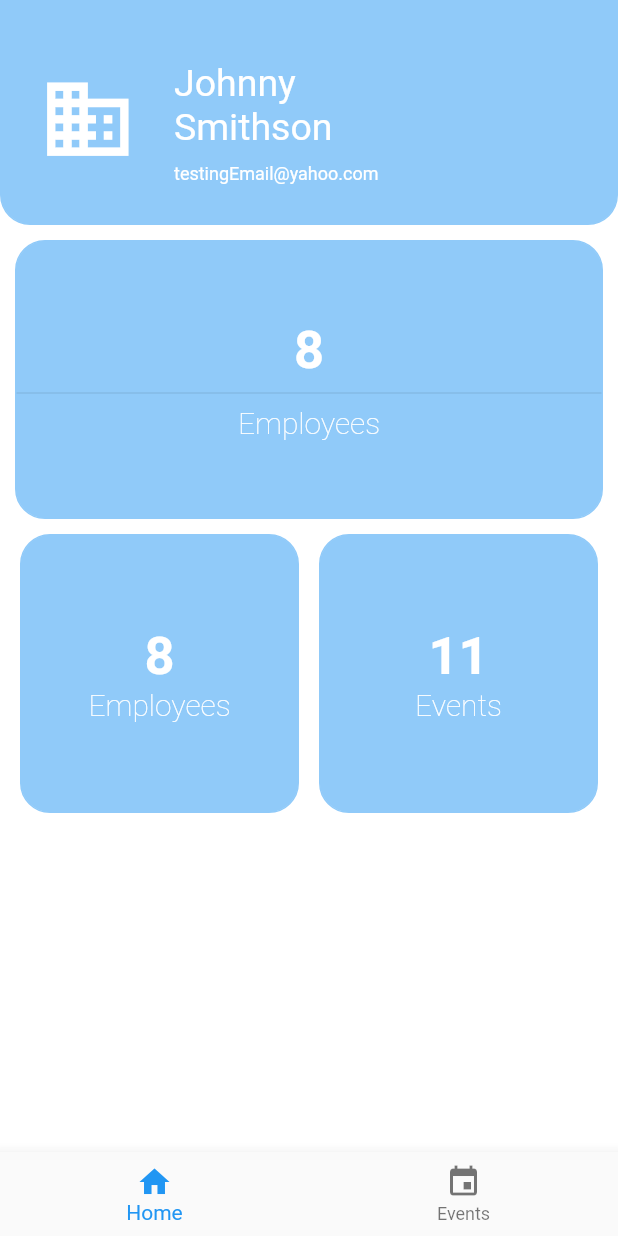
After one commit to Renzzo98/SOSSI-Mobile-App, a Flutter app: the OrgHomeScreen screen opened by its route, on a phone screen of 412 x 824 dp. The commit adds this screen. Run offline on Flutter 3.47's test engine with Material 2 defaults, Android fonts, the phone set to English and light mode, and no system bars; our stand-ins replace flutter_login, font_awesome_flutter.

Commit message:
added the basic workflow for org

```diff
--- a/lib/main.dart
+++ b/lib/main.dart
@@ -6,6 +6,8 @@ import 'package:sossi_app/screens/loginOrganizerScreen.dart';
 import 'package:sossi_app/screens/loginScreen.dart';
 import 'package:sossi_app/screens/oldLoginScreen.dart';
 import 'package:sossi_app/screens/registerationScreen.dart';
+
+import 'screens/orgHomeScreen.dart';
 
 void main() {
   runApp(const MyApp());
@@ -29,6 +31,7 @@ class MyApp extends StatelessWidget {
             '/events': (context) => const RegistrationScreen(),
             '/eventDetails': (context) => const RegistrationScreen(),
             '/main': (context) => const HomeScreen(),
+            '/orgMain': (context) => const OrgHomeScreen(),
             '/createEvent': (context) => const RegistrationScreen(),
             '/editEvent': (context) => const RegistrationScreen(),
             '/loginOrganizer': (context) => const LoginOrganizerScreen(),
--- a/lib/screens/loginOrganizerScreen.dart
+++ b/lib/screens/loginOrganizerScreen.dart
@@ -111,7 +111,7 @@ class _LoginOrganizerScreenState extends State<LoginOrganizerScreen> {
             debugPrint('Login info');
             debugPrint('Name: ${loginData.name}');
             debugPrint('Password: ${loginData.password}');
-            Navigator.of(context).pushNamed('/main');
+            Navigator.of(context).pushNamed('/orgMain');
             //return _loginUser(loginData);
           },
           initialAuthMode: AuthMode.login,
--- /dev/null
+++ b/lib/screens/orgHomeScreen.dart
@@ -0,0 +1,54 @@
+import 'package:flutter/material.dart';
+
+import 'eventList.dart';
+import 'mapScreen.dart';
+import 'orgProfileScreen.dart';
+import 'sdgScreen.dart';
+
+class OrgHomeScreen extends StatefulWidget {
+  const OrgHomeScreen({Key? key}) : super(key: key);
+
+  @override
+  // ignore: library_private_types_in_public_api
+  _OrgHomeScreenState createState() => _OrgHomeScreenState();
+}
+
+class _OrgHomeScreenState extends State<OrgHomeScreen> {
+  int _selectedIndex = 0;
+
+  void changeIndex(int index) {
+    setState(() {
+      _selectedIndex = index;
+    });
+  }
+
+  Widget getCurrentSubwidget() {
+    if (_selectedIndex == 0) {
+      return const OrgProfile();
+    } else if (_selectedIndex == 1) {
+      return const EventList();
+    } else if (_selectedIndex == 2) {
+      return const ChooseSDGList();
+    } else {
+      return const Center(child: Text("Setting Page will be here"));
+    }
+  }
+
+  @override
+  Widget build(BuildContext context) {
+    return Scaffold(
+      body: getCurrentSubwidget(),
+      bottomNavigationBar: BottomNavigationBar(
+        currentIndex: _selectedIndex,
+        items: const [
+          BottomNavigationBarItem(
+            icon: Icon(Icons.home),
+            label: "Home",
+          ),
+          BottomNavigationBarItem(icon: Icon(Icons.event), label: "Events"),
+        ],
+        onTap: changeIndex,
+      ),
+    );
+  }
+}
--- /dev/null
+++ b/lib/screens/orgProfileScreen.dart
@@ -0,0 +1,182 @@
+import 'package:flutter/material.dart';
+
+class OrgProfile extends StatefulWidget {
+  const OrgProfile({Key? key}) : super(key: key);
+
+  @override
+  // ignore: library_private_types_in_public_api
+  _OrgProfileState createState() => _OrgProfileState();
+}
+
+class _OrgProfileState extends State<OrgProfile> {
+  @override
+  Widget build(BuildContext context) {
+    var dWidth = MediaQuery.of(context).size.width;
+
+    return Scaffold(
+      backgroundColor: Colors.white,
+      body: SingleChildScrollView(
+          child: Column(
+        children: [
+          Container(
+            // A fixed-height child.
+            height: 150.0,
+            alignment: Alignment.center,
+            decoration: BoxDecoration(
+                color: Theme.of(context).backgroundColor,
+                border: Border.all(
+                  color: Theme.of(context).backgroundColor,
+                ),
+                borderRadius: const BorderRadius.only(
+                    bottomLeft: Radius.circular(20),
+                    bottomRight: Radius.circular(20))),
+            child: Column(
+              children: [
+                const SizedBox(
+                  height: 25,
+                ),
+                Row(
+                  children: [
+                    const Padding(
+                      padding: EdgeInsets.fromLTRB(25, 10, 25, 0),
+                      child: Icon(
+                        Icons.business,
+                        color: Colors.white,
+                        size: 65,
+                      ),
+                    ),
+                    Padding(
+                      padding: const EdgeInsets.only(top: 15),
+                      child: Column(
+                        crossAxisAlignment: CrossAxisAlignment.start,
+                        children: const [
+                          SizedBox(
+                            width: 180,
+                            child: Text(
+                              "Johnny Smithson",
+                              style:
+                                  TextStyle(color: Colors.white, fontSize: 25),
+                            ),
+                          ),
+                          SizedBox(
+                            height: 10,
+                          ),
+                          SizedBox(
+                            width: 180,
+                            child: Text(
+                              "testingEmail@yahoo.com",
+                              style:
+                                  TextStyle(color: Colors.white, fontSize: 12),
+                            ),
+                          )
+                        ],
+                      ),
+                    )
+                  ],
+                ),
+              ],
+            ),
+          ),
+          Padding(
+            padding: const EdgeInsets.only(top: 10),
+            child: Container(
+              width: dWidth - 20,
+              height: dWidth / 2 - 20,
+              decoration: BoxDecoration(
+                  color: Theme.of(context).backgroundColor,
+                  border: Border.all(
+                    color: Theme.of(context).backgroundColor,
+                  ),
+                  borderRadius: const BorderRadius.all(Radius.circular(20))),
+              child: Column(
+                  mainAxisAlignment: MainAxisAlignment.center,
+                  children: const [
+                    Text(
+                      '8',
+                      style: TextStyle(
+                          color: Colors.white,
+                          fontSize: 35,
+                          fontWeight: FontWeight.w600),
+                    ),
+                    Divider(),
+                    Text(
+                      'Employees',
+                      style: TextStyle(
+                          color: Colors.white,
+                          fontSize: 20,
+                          fontWeight: FontWeight.w200),
+                    )
+                  ]),
+            ),
+          ),
+          Padding(
+            padding: EdgeInsets.only(top: 10),
+            child: Row(
+              mainAxisAlignment: MainAxisAlignment.spaceEvenly,
+              children: [
+                Container(
+                  width: dWidth / 2 - 20,
+                  height: dWidth / 2 - 20,
+                  decoration: BoxDecoration(
+                      color: Theme.of(context).backgroundColor,
+                      border: Border.all(
+                        color: Theme.of(context).backgroundColor,
+                      ),
+                      borderRadius:
+                          const BorderRadius.all(Radius.circular(20))),
+                  child: Column(
+                      mainAxisAlignment: MainAxisAlignment.center,
+                      children: const [
+                        Text(
+                          '8',
+                          style: TextStyle(
+                              color: Colors.white,
+                              fontSize: 35,
+                              fontWeight: FontWeight.w600),
+                        ),
+                        Text(
+                          'Employees',
+                          style: TextStyle(
+                              color: Colors.white,
+                              fontSize: 20,
+                              fontWeight: FontWeight.w200),
+                        )
+                      ]),
+                ),
+                Container(
+                  width: dWidth / 2 - 20,
+                  height: dWidth / 2 - 20,
+                  decoration: BoxDecoration(
+                      color: Theme.of(context).backgroundColor,
+                      border: Border.all(
+                        color: Theme.of(context).backgroundColor,
+                      ),
+                      borderRadius:
+                          const BorderRadius.all(Radius.circular(20))),
+                  child: Column(
+                      mainAxisAlignment: MainAxisAlignment.center,
+                      children: const [
+                        Text(
+                          '11',
+                          style: TextStyle(
+                              color: Colors.white,
+                              fontSize: 35,
+                              fontWeight: FontWeight.w600),
+                        ),
+                        Text(
+                          'Events',
+                          style: TextStyle(
+                              color: Colors.white,
+                              fontSize: 20,
+                              fontWeight: FontWeight.w200),
+                        )
+                      ]),
+                ),
+              ],
+            ),
+          ),
+        ],
+      )),
+    );
+  }
+}
```
